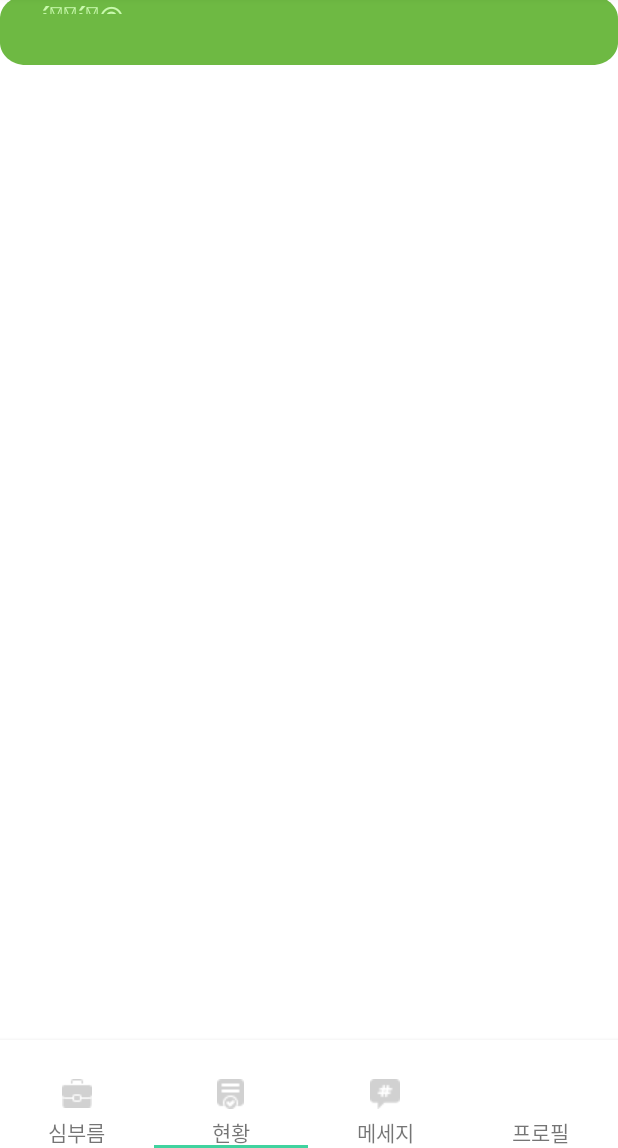
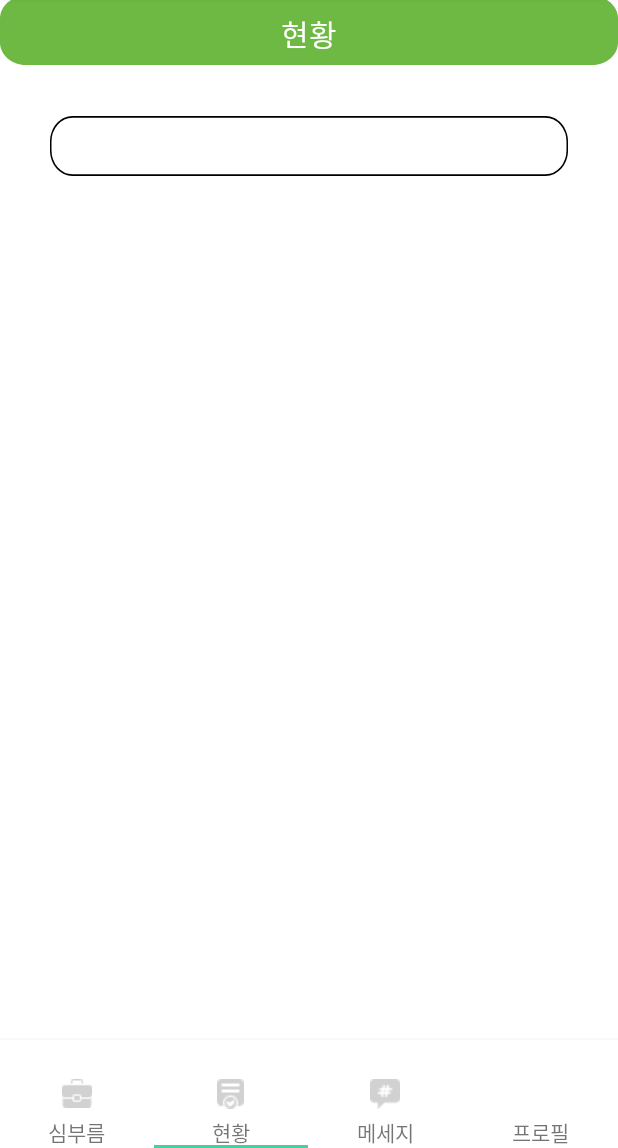
Before and after one commit to Bros4Kkun/Front-end, an Android app: the screen it shows after launch (MainActivity), item 2 of the bottom bar chosen, on a phone screen of 412 x 824 dp, the part 88-1236 px from its top. Run offline under Robolectric (Android 15) with nearby library versions, the phone set to English and light mode, and no system bars.

Commit message:
Add fragment

```diff
--- /dev/null
+++ b/app/src/main/res/drawable/rectangle_2.xml
@@ -0,0 +1,29 @@
+<vector
+    xmlns:android="http://schemas.android.com/apk/res/android"
+    xmlns:aapt="http://schemas.android.com/aapt"
+    android:width="345dp"
+    android:height="35dp"
+    android:viewportWidth="345"
+    android:viewportHeight="35"
+    >
+
+    <group>
+
+        <clip-path
+            android:pathData="M15 0H330C338.284 0 345 6.71573 345 15V20C345 28.2843 338.284 35 330 35H15C6.71573 35 0 28.2843 0 20V15C0 6.71573 6.71573 0 15 0Z"
+            />
+
+        <path
+            android:pathData="M0 0V35H345V0"
+            android:fillColor="#FFFFFF"
+            />
+
+        <path
+            android:pathData="M15 0H330C338.284 0 345 6.71573 345 15V20C345 28.2843 338.284 35 330 35H15C6.71573 35 0 28.2843 0 20V15C0 6.71573 6.71573 0 15 0Z"
+            android:strokeWidth="2"
+            android:strokeColor="#000000"
+            />
+
+    </group>
+
+</vector>
--- a/app/src/main/res/layout/fragment_log.xml
+++ b/app/src/main/res/layout/fragment_log.xml
@@ -3,7 +3,6 @@
     xmlns:app="http://schemas.android.com/apk/res-auto"
     android:layout_width="match_parent"
     android:layout_height="match_parent">
-
     <View
         android:id="@+id/rectangle_1"
         android:layout_width="0dp"
@@ -15,29 +14,33 @@
         app:layout_constraintStart_toStartOf="parent"
         app:layout_constraintTop_toTopOf="parent" />
 
+
+        <TextView
+            android:layout_width="wrap_content"
+            android:layout_height="wrap_content"
+
+            android:text="@string/logtext"
+            android:textColor="#FFFFFF"
+            android:textSize="20sp"
+
+            app:layout_constraintLeft_toLeftOf="parent"
+            app:layout_constraintRight_toRightOf="parent"
+            app:layout_constraintTop_toTopOf="parent"
+            android:layout_marginTop="10dp"/>
+
+
     <View
-        android:id="@+id/action"
-        android:layout_width="0dp"
-        android:layout_height="0dp"
-        android:layout_alignParentLeft="true"
+        android:id="@+id/rectangle_2"
+        app:layout_constraintTop_toTopOf="@+id/rectangle_1"
+        app:layout_constraintLeft_toLeftOf="parent"
+        app:layout_constraintRight_toRightOf="parent"
+        android:layout_width="345dp"
+        android:layout_height="40dp"
         android:layout_alignParentTop="true"
-        android:layout_alignParentRight="true"
-        android:layout_alignParentBottom="true"
-        android:background="#00000000" />
-
-    <TextView
-        android:id="@+id/some_id"
-        android:layout_width="109dp"
-        android:layout_height="12dp"
-        android:layout_alignParentLeft="true"
-        android:layout_alignParentTop="true"
-        android:layout_marginLeft="126dp"
-        android:layout_marginTop="-4dp"
-        android:gravity="center_horizontal|top"
-        android:lineSpacingExtra="0sp"
-        android:text="@string/logtext"
-        android:textColor="#C9F9AE"
-        android:textSize="21sp" />
+        android:layout_marginTop="80dp"
+        android:background="@drawable/rectangle_2"
+        android:elevation="4dp"
+        />
 
 
 </androidx.constraintlayout.widget.ConstraintLayout>
--- a/app/src/main/res/values/strings.xml
+++ b/app/src/main/res/values/strings.xml
@@ -2,7 +2,7 @@
     <string name="app_name">runtyou</string>
     <string name="logtext">
 
-\u00ED\u0098\u0084\u00ED\u0099\u00A9\n
+현황
 </string>
 
 </resources>
```
